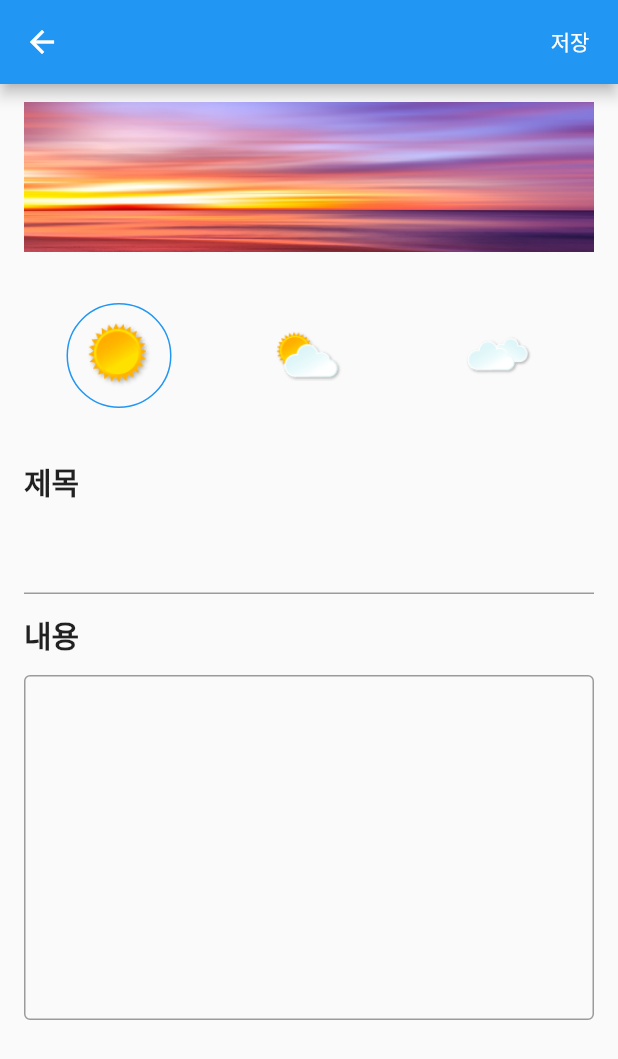
After one commit to Bepo0328/diary_app, a Flutter app: the screen it shows after launch, after a tap on the "add" icon, on a phone screen of 412 x 824 dp. The commit adds this screen. Shown: the top 1059 px of the screen. Run offline on Flutter 3.47's test engine with Material 2 defaults, Android fonts, the phone set to English and light mode, and no system bars; our stand-ins replace sqflite; accounts and stored records are empty.

Commit message:
DiaryApp: Screen Create WritePage

```diff
--- a/lib/screen/main.dart
+++ b/lib/screen/main.dart
@@ -1,3 +1,6 @@
+import 'package:diary_app/data/diary.dart';
+import 'package:diary_app/data/utils.dart';
+import 'package:diary_app/screen/write.dart';
 import 'package:flutter/material.dart';
 
 void main() {
@@ -37,9 +40,23 @@ class _MyHomePageState extends State<MyHomePage> {
       ),
       body: Container(child: getPage()),
       floatingActionButton: FloatingActionButton(
-        onPressed: () {
-
+        onPressed: () async {
+          await Navigator.push(context, MaterialPageRoute(builder: (ctx) {
+            return DiaryWritePage(
+              diary: Diary(
+                title: '',
+                memo: '',
+                image: 'assets/img/b1.jpg',
+                date: Utils.getFormatTime(DateTime.now()),
+                status: 0,
+              ),
+            );
+          }));
         },
+        child: const Icon(
+          Icons.add,
+          color: Colors.white,
+        ),
       ),
       bottomNavigationBar: BottomNavigationBar(
         onTap: (idx) {
--- /dev/null
+++ b/lib/screen/write.dart
@@ -0,0 +1,178 @@
+import 'package:diary_app/data/database.dart';
+import 'package:diary_app/data/diary.dart';
+import 'package:flutter/material.dart';
+
+class DiaryWritePage extends StatefulWidget {
+  const DiaryWritePage({Key? key, this.diary}) : super(key: key);
+
+  final Diary? diary;
+
+  @override
+  _DiaryWritePageState createState() => _DiaryWritePageState();
+}
+
+class _DiaryWritePageState extends State<DiaryWritePage> {
+  List<String> images = [
+    'assets/img/b1.jpg',
+    'assets/img/b2.jpg',
+    'assets/img/b3.jpg',
+    'assets/img/b4.jpg',
+  ];
+  List<String> statusImg = [
+    'assets/img/ico-weather.png',
+    'assets/img/ico-weather_2.png',
+    'assets/img/ico-weather_3.png',
+  ];
+  int imgIndex = 0;
+  TextEditingController nameController = TextEditingController();
+  TextEditingController memoController = TextEditingController();
+
+  final dbHelper = DatabaseHelper.instance;
+
+  @override
+  void initState() {
+    super.initState();
+    nameController.text = widget.diary!.title!;
+    memoController.text = widget.diary!.memo!;
+  }
+
+  @override
+  Widget build(BuildContext context) {
+    return Scaffold(
+      appBar: AppBar(
+        actions: [
+          TextButton(
+            onPressed: () async {
+              await dbHelper.insertDiary(widget.diary!);
+              Navigator.pop(context);
+            },
+            child: const Text(
+              '저장',
+              style: TextStyle(color: Colors.white),
+            ),
+          ),
+        ],
+      ),
+      body: ListView.builder(
+        itemBuilder: (ctx, idx) {
+          if (idx == 0) {
+            return InkWell(
+              onTap: () {
+                setState(() {
+                  widget.diary!.image = images[imgIndex];
+                  imgIndex++;
+                  imgIndex = imgIndex % images.length;
+                });
+              },
+              child: Container(
+                margin: const EdgeInsets.symmetric(
+                  vertical: 12.0,
+                  horizontal: 16.0,
+                ),
+                width: 100.0,
+                height: 100.0,
+                child: Image.asset(
+                  widget.diary!.image!,
+                  fit: BoxFit.cover,
+                ),
+              ),
+            );
+          } else if (idx == 1) {
+            return Container(
+              margin: const EdgeInsets.symmetric(
+                vertical: 22.0,
+                horizontal: 16.0,
+              ),
+              child: Row(
+                mainAxisAlignment: MainAxisAlignment.spaceAround,
+                children: List.generate(statusImg.length, (_idx) {
+                  return InkWell(
+                    onTap: () {
+                      setState(() {
+                        widget.diary!.status = _idx;
+                      });
+                    },
+                    child: Container(
+                      width: 70.0,
+                      height: 70.0,
+                      padding: const EdgeInsets.all(12.0),
+                      child: Image.asset(
+                        statusImg[_idx],
+                        fit: BoxFit.contain,
+                      ),
+                      decoration: BoxDecoration(
+                        border: Border.all(
+                            color: _idx == widget.diary!.status
+                                ? Colors.blue
+                                : Colors.transparent),
+                        borderRadius: BorderRadius.circular(100.0),
+                      ),
+                    ),
+                  );
+                }),
+              ),
+            );
+          } else if (idx == 2) {
+            return Container(
+              margin: const EdgeInsets.symmetric(
+                vertical: 12.0,
+                horizontal: 16.0,
+              ),
+              child: const Text(
+                '제목',
+                style: TextStyle(
+                  fontSize: 20.0,
+                  fontWeight: FontWeight.bold,
+                ),
+              ),
+            );
+          } else if (idx == 3) {
+            return Container(
+              margin: const EdgeInsets.symmetric(
+                horizontal: 16.0,
+              ),
+              child: TextField(
+                controller: nameController,
+              ),
+            );
+          } else if (idx == 4) {
+            return Container(
+              margin: const EdgeInsets.symmetric(
+                vertical: 12.0,
+                horizontal: 16.0,
+              ),
+              child: const Text(
+                '내용',
+                style: TextStyle(
+                  fontSize: 20.0,
+                  fontWeight: FontWeight.bold,
+                ),
+              ),
+            );
+          } else if (idx == 5) {
+            return Container(
+              margin: const EdgeInsets.symmetric(
+                horizontal: 16.0,
+              ),
+              child: TextField(
+                controller: memoController,
+                minLines: 10,
+                maxLines: 20,
+                decoration: const InputDecoration(
+                  border: OutlineInputBorder(
+                    borderSide: BorderSide(
+                      color: Colors.black,
+                    ),
+                  ),
+                ),
+              ),
+            );
+          } else {
+            return Container();
+          }
+        },
+        itemCount: 6,
+      ),
+    );
+  }
+}
--- a/pubspec.yaml
+++ b/pubspec.yaml
@@ -59,9 +59,8 @@ flutter:
   uses-material-design: true
 
   # To add assets to your application, add an assets section, like this:
-  # assets:
-  #   - images/a_dot_burr.jpeg
-  #   - images/a_dot_ham.jpeg
+  assets:
+    - assets/img/
 
   # An image asset can refer to one or more resolution-specific "variants", see
   # https://flutter.dev/assets-and-images/#resolution-aware.
```
Also changed, not shown: assets/img/b1.jpg (added), assets/img/b2.jpg (added), assets/img/b3.jpg (added), assets/img/ico-weather.png (added), assets/img/ico-weather_2.png (added), assets/img/ico-weather_3.png (added), 1 other file.
